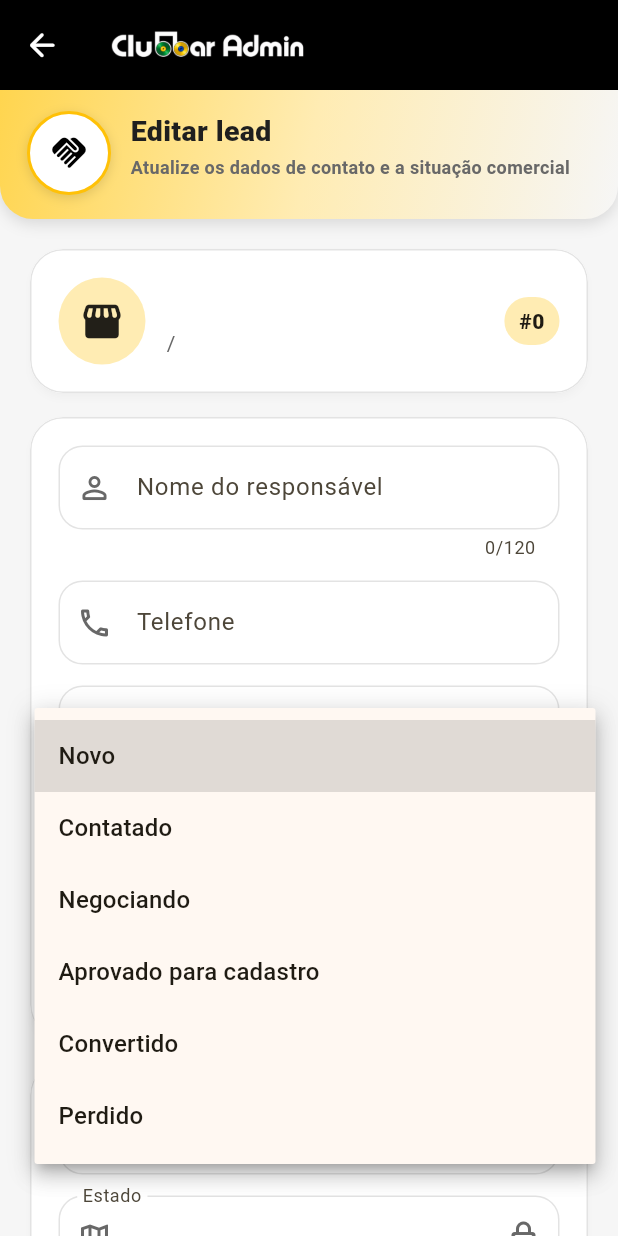
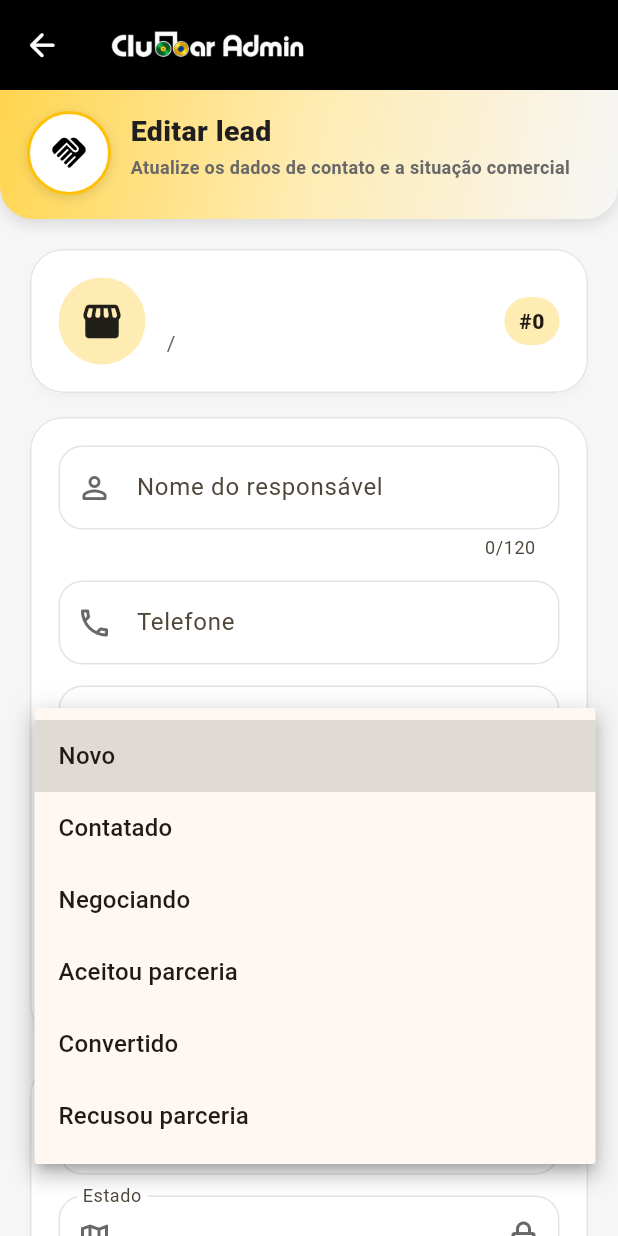
Before and after one commit to recadoluciana/clubbar_admin, a Flutter app: the LeadParceiroFormPage screen opened directly with empty values, after a tap on "Status", on a phone screen of 412 x 824 dp. Run offline on Flutter 3.47's test engine with Material 3 defaults, Android fonts, the phone set to English and light mode, and no system bars; our stand-ins replace audioplayers, file_picker, fl_chart, image_picker, shared_preferences, vibration; missing offline and left inert: mobile_scanner; accounts and stored records are empty.

Commit message:
tela de lead 3

```diff
--- a/lib/modules/leads/pages/leadparceiro_form_page.dart
+++ b/lib/modules/leads/pages/leadparceiro_form_page.dart
@@ -45,9 +45,9 @@ class _LeadParceiroFormPageState extends State<LeadParceiroFormPage> {
     'NOVO',
     'CONTATADO',
     'NEGOCIANDO',
-    'APROVADO_CADASTRO',
+    'ACEITOU_PARCERIA',
     'CONVERTIDO',
-    'PERDIDO',
+    'RECUSOU_PARCERIA',
   ];
 
   @override
@@ -100,12 +100,12 @@ class _LeadParceiroFormPageState extends State<LeadParceiroFormPage> {
         return 'Contatado';
       case 'NEGOCIANDO':
         return 'Negociando';
-      case 'APROVADO_CADASTRO':
-        return 'Aprovado para cadastro';
+      case 'ACEITOU_PARCERIA':
+        return 'Aceitou parceria';
       case 'CONVERTIDO':
         return 'Convertido';
-      case 'PERDIDO':
-        return 'Perdido';
+      case 'RECUSOU_PARCERIA':
+        return 'Recusou parceria';
       default:
         return 'Novo';
     }
--- a/lib/modules/leads/pages/leadparceiro_list_page.dart
+++ b/lib/modules/leads/pages/leadparceiro_list_page.dart
@@ -38,9 +38,9 @@ class _LeadParceiroListPageState extends State<LeadParceiroListPage> {
     'NOVO',
     'CONTATADO',
     'NEGOCIANDO',
-    'APROVADO_CADASTRO',
+    'ACEITOU_PARCERIA',
     'CONVERTIDO',
-    'PERDIDO',
+    'RECUSOU_PARCERIA',
   ];
 
   static const _tipos = [
@@ -57,13 +57,13 @@ class _LeadParceiroListPageState extends State<LeadParceiroListPage> {
 
       case 'NEGOCIANDO':
         return Icons.handshake_rounded;
-      case 'APROVADO_CADASTRO':
+      case 'ACEITOU_PARCERIA':
         return Icons.task_alt_rounded;
 
       case 'CONVERTIDO':
         return Icons.verified_rounded;
 
-      case 'PERDIDO':
+      case 'RECUSOU_PARCERIA':
         return Icons.cancel_outlined;
 
       case 'NOVO':
@@ -169,12 +169,12 @@ class _LeadParceiroListPageState extends State<LeadParceiroListPage> {
         return 'Contatados';
       case 'NEGOCIANDO':
         return 'Negociando';
-      case 'APROVADO_CADASTRO':
-        return 'Aprovados para cadastro';
+      case 'ACEITOU_PARCERIA':
+        return 'Aceitaram parceria';
       case 'CONVERTIDO':
         return 'Convertidos';
-      case 'PERDIDO':
-        return 'Perdidos';
+      case 'RECUSOU_PARCERIA':
+        return 'Recusaram parceria';
       case 'NOVO':
         return 'Novos';
       default:
@@ -188,12 +188,12 @@ class _LeadParceiroListPageState extends State<LeadParceiroListPage> {
         return 'Contatado';
       case 'NEGOCIANDO':
         return 'Negociando';
-      case 'APROVADO_CADASTRO':
-        return 'Aprovado para cadastro';
+      case 'ACEITOU_PARCERIA':
+        return 'Aceitou parceria';
       case 'CONVERTIDO':
         return 'Convertido';
-      case 'PERDIDO':
-        return 'Perdido';
+      case 'RECUSOU_PARCERIA':
+        return 'Recusou parceria';
       case 'NOVO':
         return 'Novo';
       default:
@@ -225,11 +225,11 @@ class _LeadParceiroListPageState extends State<LeadParceiroListPage> {
         return ClubbarColors.info;
       case 'NEGOCIANDO':
         return Colors.orange.shade800;
-      case 'APROVADO_CADASTRO':
+      case 'ACEITOU_PARCERIA':
         return Colors.teal.shade700;
       case 'CONVERTIDO':
         return ClubbarColors.sucesso;
-      case 'PERDIDO':
+      case 'RECUSOU_PARCERIA':
         return ClubbarColors.textoSecundario;
       default:
         return ClubbarColors.erro;
@@ -242,11 +242,11 @@ class _LeadParceiroListPageState extends State<LeadParceiroListPage> {
         return ClubbarColors.infoClaro;
       case 'NEGOCIANDO':
         return Colors.orange.shade50;
-      case 'APROVADO_CADASTRO':
+      case 'ACEITOU_PARCERIA':
         return Colors.teal.shade50;
       case 'CONVERTIDO':
         return ClubbarColors.sucessoClaro;
-      case 'PERDIDO':
+      case 'RECUSOU_PARCERIA':
         return Colors.grey.shade200;
       default:
         return ClubbarColors.erroClaro;
@@ -608,7 +608,7 @@ class _LeadParceiroListPageState extends State<LeadParceiroListPage> {
               ),
             ],
           ),
-          if (lead.status == 'APROVADO_CADASTRO') ...[
+          if (lead.status == 'ACEITOU_PARCERIA') ...[
             const SizedBox(height: 10),
             SizedBox(
               width: double.infinity,
```
